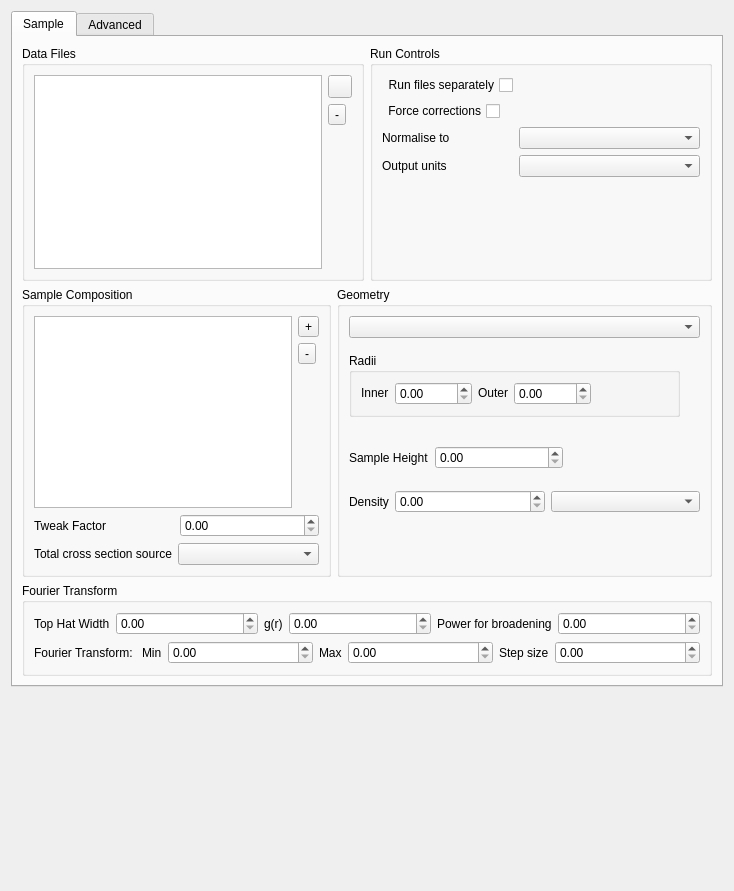
Before: the Qt Designer form src/gui/widgets/ui_files/sampleWidget.ui in disorderedmaterials/GudPy, drawn with Qt 5.
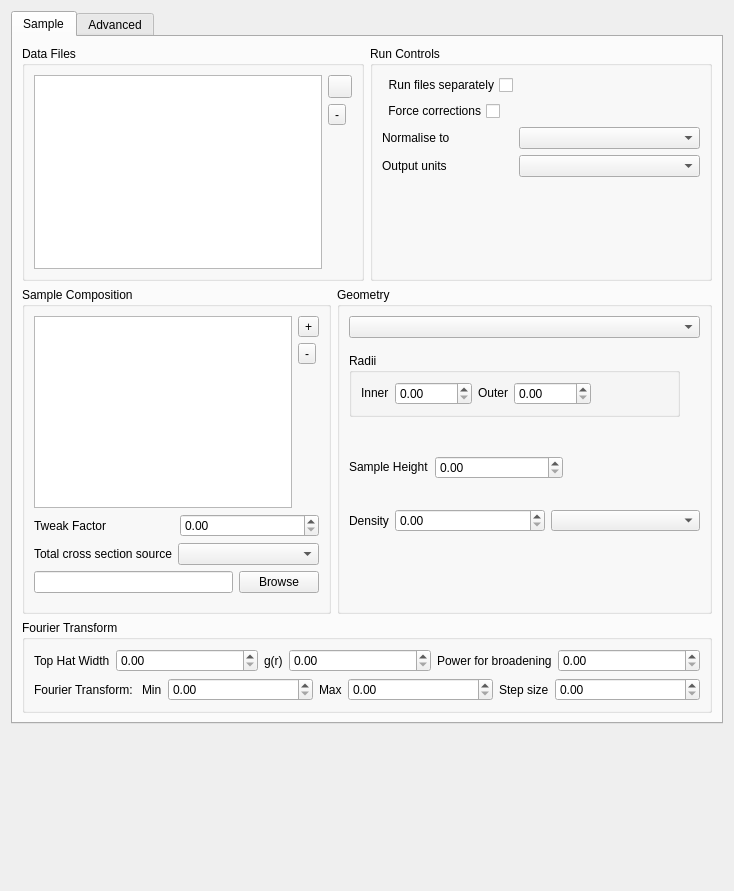
After: the same form once the commit is applied. Icons and pictures are not drawn. Custom widgets are drawn as their Qt base class.

Commit message: Handle FILE for Total Cross Section Source (#130)

```diff
--- a/src/gui/widgets/ui_files/sampleWidget.ui
+++ b/src/gui/widgets/ui_files/sampleWidget.ui
@@ -373,6 +373,37 @@
               </item>
              </layout>
             </item>
+            <item>
+             <widget class="QWidget" name="crossSectionFileWidget" native="true">
+              <property name="sizePolicy">
+               <sizepolicy hsizetype="Expanding" vsizetype="Preferred">
+                <horstretch>0</horstretch>
+                <verstretch>0</verstretch>
+               </sizepolicy>
+              </property>
+              <layout class="QHBoxLayout" name="horizontalLayout_22">
+               <property name="leftMargin">
+                <number>0</number>
+               </property>
+               <property name="topMargin">
+                <number>0</number>
+               </property>
+               <property name="rightMargin">
+                <number>0</number>
+               </property>
+               <item>
+                <widget class="QLineEdit" name="crossSectionFileLineEdit"/>
+               </item>
+               <item>
+                <widget class="QPushButton" name="browseCrossSectionFileButton">
+                 <property name="text">
+                  <string>Browse</string>
+                 </property>
+                </widget>
+               </item>
+              </layout>
+             </widget>
+            </item>
            </layout>
           </widget>
          </item>
```
The commit also changes 5 other files.
